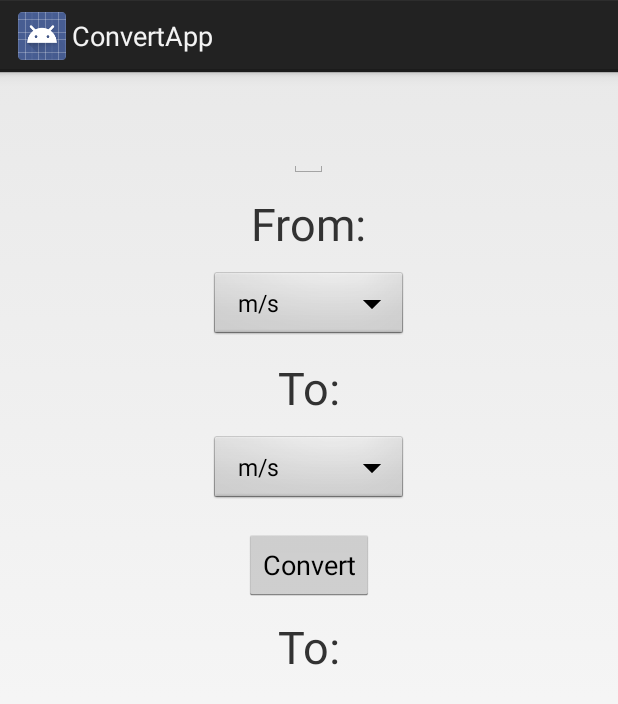
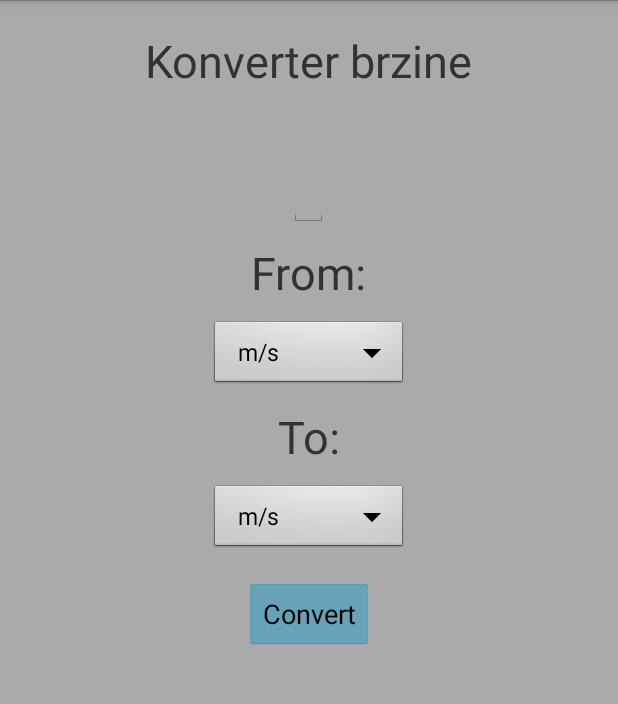
Before and after one commit to dbuljeta/RMA, an Android app: the screen it shows after launch (Brzina), after a tap on an icon or button, on a phone screen of 412 x 824 dp. Shown: the top 704 px of the screen. Run offline under Robolectric (Android 15) with nearby library versions, the phone set to English and light mode, and no system bars.

Commit message:
ConvertApp.v2

```diff
--- a/app/src/main/java/com/example/daniel/convertapp/Brzina.java
+++ b/app/src/main/java/com/example/daniel/convertapp/Brzina.java
@@ -1,21 +1,25 @@
 package com.example.daniel.convertapp;
 
 import android.app.Activity;
+import android.content.Intent;
 import android.os.Bundle;
 import android.view.View;
+import android.view.Window;
 import android.widget.Button;
 import android.widget.EditText;
 import android.widget.Spinner;
 import android.widget.TextView;
 
 public class Brzina extends Activity implements View.OnClickListener {
-    EditText etConvBrzina= (EditText) findViewById(R.id.etConvBrzina);
+    EditText etConvBrzina;
     Spinner spinBrzina1,spinBrzina2;
-    Button bConvBrzina= (Button) findViewById(R.id.bConvBrzina);
-    TextView tvResBrz= (TextView) findViewById(R.id.tvResBrz);
+    Button bConvBrzina;
+    TextView tvResBrz;
+    Intent resultIntent;
     @Override
     protected void onCreate(Bundle savedInstanceState) {
         super.onCreate(savedInstanceState);
+        this.requestWindowFeature(Window.FEATURE_NO_TITLE);
         setContentView(R.layout.activity_brzina);
         this.setUpUI();
     }
@@ -23,6 +27,9 @@ public class Brzina extends Activity implements View.OnClickListener {
     private void setUpUI() {
         spinBrzina1= (Spinner) findViewById(R.id.spinBrzina1);
         spinBrzina2= (Spinner) findViewById(R.id.spinBrzina2);
+        tvResBrz= (TextView) findViewById(R.id.tvResBrz);
+        etConvBrzina= (EditText) findViewById(R.id.etConvBrzina);
+        bConvBrzina= (Button) findViewById(R.id.bConvBrzina);
         bConvBrzina.setOnClickListener(this);
     }
 
@@ -40,7 +47,11 @@ public class Brzina extends Activity implements View.OnClickListener {
 
         Num2=Num1*(Koef);
         ConvResult=Double.toString(Num1)+ConvFrom+"="+Double.toString(Num2)+ConvTo;
-        tvResBrz.setText(ConvResult);
+        resultIntent=new Intent();
+        resultIntent.setClass(getApplicationContext(),Result.class);
+        resultIntent.putExtra("Result",ConvResult);
+        resultIntent.putExtra("ResultTitle","Konverter brzine");
+        startActivity(resultIntent);
 
 
     }
--- a/app/src/main/java/com/example/daniel/convertapp/MainActivity.java
+++ b/app/src/main/java/com/example/daniel/convertapp/MainActivity.java
@@ -5,15 +5,16 @@ import android.content.Intent;
 import android.os.Bundle;
 import android.util.Log;
 import android.view.View;
+import android.view.Window;
 import android.widget.ImageButton;
 
 public class MainActivity extends Activity implements View.OnClickListener {
-    private static final String TAG ="konj" ;
     ImageButton ibTemperatura,ibMasa,ibUdaljenost,ibBrzina;
     Intent converter=new Intent();
     @Override
     protected void onCreate(Bundle savedInstanceState) {
         super.onCreate(savedInstanceState);
+        this.requestWindowFeature(Window.FEATURE_NO_TITLE);
         setContentView(R.layout.activity_main);
         this.setUpUI();
     }
@@ -39,25 +40,24 @@ Intent converter=null;
                 converter=new Intent();
                 converter.setClass(getApplicationContext(), Temperatura.class);
                 this.startActivity(converter);
-                Log.d(TAG, "First activity can handle the request.");
+
                 break;
           case (R.id.ib_masa):
               converter=new Intent();
                 converter.setClass(getApplicationContext(), Masa.class);
-                Log.d(TAG, "second activity can handle the request.");
+
                 this.startActivity(converter);
 
                 break;
          case (R.id.ib_udaljenost):
              converter=new Intent();
                 converter.setClass(getApplicationContext(), Udaljenost.class);
-                Log.d(TAG, "third activity can handle the request.");
                 this.startActivity(converter);
                 break;
               case (R.id.ib_brzina):
                   converter=new Intent();
                 converter.setClass(getApplicationContext(), Brzina.class);
-                Log.d(TAG, "third activity can handle the request.");
+
                 this.startActivity(converter);
                 break;
         }
--- a/app/src/main/res/layout/activity_brzina.xml
+++ b/app/src/main/res/layout/activity_brzina.xml
@@ -5,7 +5,16 @@
     android:orientation="vertical"
     android:layout_width="match_parent"
     android:layout_height="match_parent"
+    android:background="@android:color/darker_gray"
     tools:context="com.example.daniel.convertapp.Brzina">
+    <TextView
+        android:layout_width="wrap_content"
+        android:layout_height="wrap_content"
+        android:text="Konverter brzine"
+        android:id="@+id/tvResBrz"
+        android:textSize="30sp"
+        android:layout_gravity="center"
+        android:layout_margin="20dp"/>
     <EditText
         android:id="@+id/etConvBrzina"
         android:layout_width="wrap_content"
@@ -52,14 +61,8 @@
         android:layout_height="wrap_content"
         android:layout_gravity="center"
         android:text="@string/bConvert"
-        android:layout_marginTop="15dp" />
-    <TextView
-        android:layout_width="wrap_content"
-        android:layout_height="wrap_content"
-        android:text="@string/tvTo"
-        android:id="@+id/tvResBrz"
-        android:textSize="30sp"
-        android:layout_gravity="center"
-        android:layout_margin="10dp"/>
+        android:layout_marginTop="15dp"
+        android:backgroundTint="@android:color/holo_blue_dark"/>
+
 
 </LinearLayout>
```
Also changed, not shown: app/src/main/AndroidManifest.xml (+5 -7 lines), app/src/main/java/com/example/daniel/convertapp/Masa.java (+15 -4 lines), app/src/main/java/com/example/daniel/convertapp/Result.java (added, +28 -0 lines), app/src/main/java/com/example/daniel/convertapp/Temperatura.java (+15 -4 lines), app/src/main/java/com/example/daniel/convertapp/Udaljenost.java (+8 -6 lines), app/src/main/res/layout/activity_main.xml (+9 -1 lines), app/src/main/res/layout/activity_masa.xml (+11 -8 lines), app/src/main/res/layout/activity_result.xml (added, +23 -0 lines), app/src/main/res/layout/activity_temperatura.xml (+10 -8 lines), app/src/main/res/layout/activity_udaljenost.xml (+10 -8 lines), app/src/main/res/drawable/distance.jpg (added), app/src/main/res/drawable/mass.jpg (added), app/src/main/res/drawable/speed.jpg (added), app/src/main/res/drawable/temperature.jpg (added).
